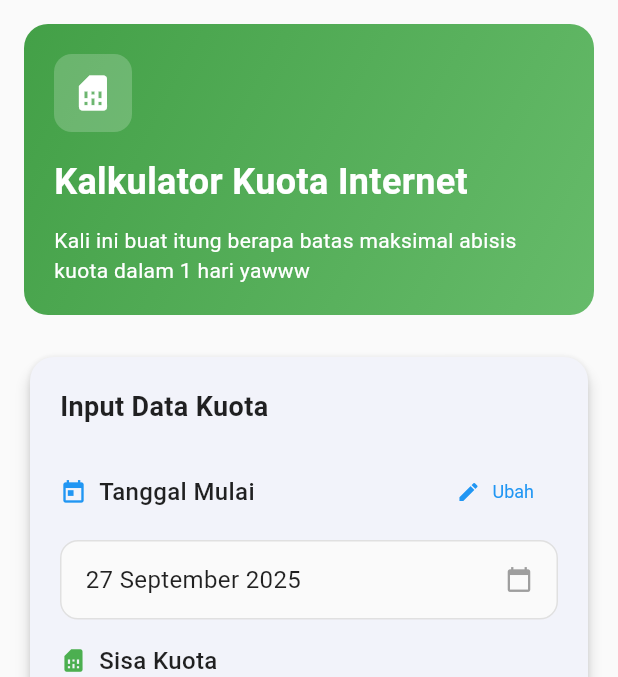
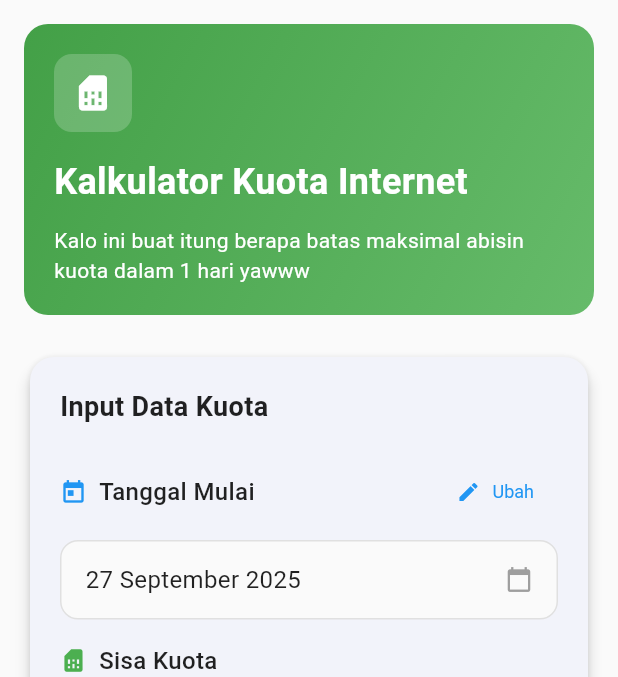
Before and after one commit to ronyumbu/Kalkulator-Kit, a Flutter app: the QuotaCalculatorPage screen opened by its route, on a phone screen of 412 x 824 dp, the part 84-761 px from its top. Run offline on Flutter 3.47's test engine with Material 3 defaults, Android fonts, the phone set to English and light mode, and no system bars.

```diff
--- a/lib/pages/quota_calculator_page.dart
+++ b/lib/pages/quota_calculator_page.dart
@@ -239,7 +239,7 @@ class _QuotaCalculatorPageState extends State<QuotaCalculatorPage> {
                   ),
                   const SizedBox(height: 12),
                   const Text(
-                    'Kali ini buat itung berapa batas maksimal abisis kuota dalam 1 hari yawww',
+                    'Kalo ini buat itung berapa batas maksimal abisin kuota dalam 1 hari yawww',
                     style: TextStyle(
                       fontSize: 14,
                       color: Colors.white,
```
